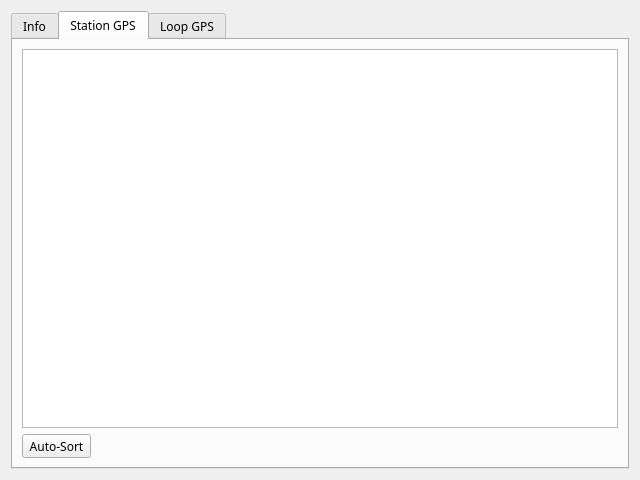
Above: src/qt_ui/pem_info_widget.ui from Eric-Meunier/Processor-Suite before the change. Below: the same form after it.
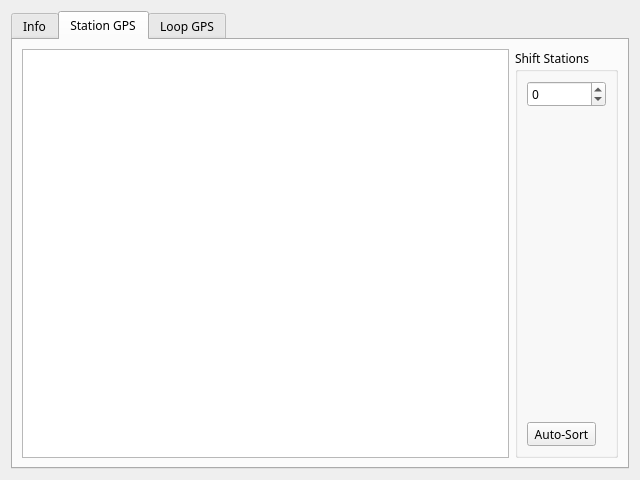
That is the form after the change.

What changed in the file:
```diff
--- a/src/qt_ui/pem_info_widget.ui
+++ b/src/qt_ui/pem_info_widget.ui
@@ -58,6 +58,57 @@
        <string>Station GPS</string>
       </attribute>
       <layout class="QGridLayout" name="gridLayout_3">
+       <item row="0" column="1">
+        <widget class="QGroupBox" name="groupBox">
+         <property name="sizePolicy">
+          <sizepolicy hsizetype="Maximum" vsizetype="Preferred">
+           <horstretch>0</horstretch>
+           <verstretch>0</verstretch>
+          </sizepolicy>
+         </property>
+         <property name="title">
+          <string>Shift Stations</string>
+         </property>
+         <layout class="QFormLayout" name="formLayout">
+          <item row="2" column="0">
+           <spacer name="verticalSpacer">
+            <property name="orientation">
+             <enum>Qt::Vertical</enum>
+            </property>
+            <property name="sizeHint" stdset="0">
+             <size>
+              <width>20</width>
+              <height>40</height>
+             </size>
+            </property>
+           </spacer>
+          </item>
+          <item row="3" column="0">
+           <widget class="QToolButton" name="sort_stations_button">
+            <property name="text">
+             <string>Auto-Sort</string>
+            </property>
+            <property name="checkable">
+             <bool>true</bool>
+            </property>
+           </widget>
+          </item>
+          <item row="1" column="0" colspan="2">
+           <widget class="QSpinBox" name="spinBox">
+            <property name="minimum">
+             <number>-10000</number>
+            </property>
+            <property name="maximum">
+             <number>10000</number>
+            </property>
+            <property name="singleStep">
+             <number>5</number>
+            </property>
+           </widget>
+          </item>
+         </layout>
+        </widget>
+       </item>
        <item row="0" column="0">
         <widget class="QTextEdit" name="station_gps_text">
          <property name="sizePolicy">
@@ -77,16 +128,6 @@
          </property>
         </widget>
        </item>
-       <item row="1" column="0">
-        <widget class="QToolButton" name="sort_stations_button">
-         <property name="text">
-          <string>Auto-Sort</string>
-         </property>
-         <property name="checkable">
-          <bool>true</bool>
-         </property>
-        </widget>
-       </item>
       </layout>
      </widget>
      <widget class="QWidget" name="Loop_GPS">
```
